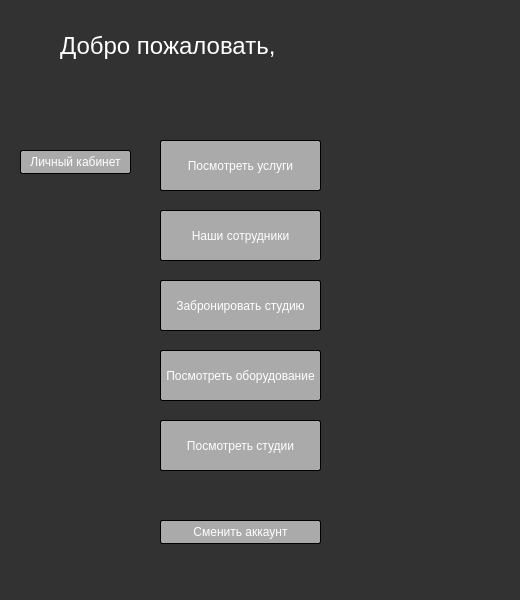
This is mainwindow.ui in artik0811/ud_kursach as Qt 5 draws it before an edit. The edited form follows.
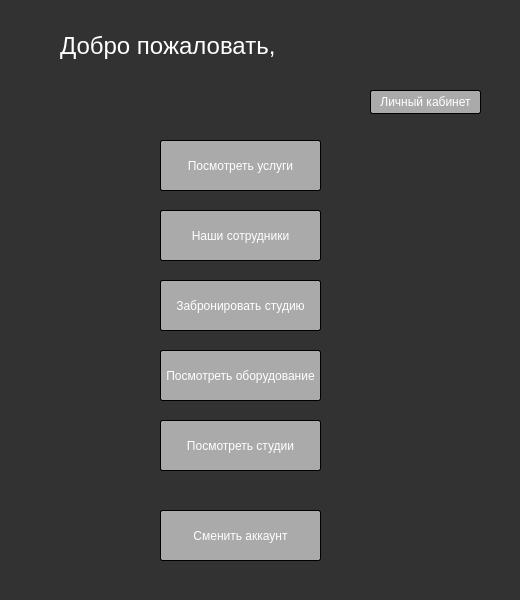
This is the edited form.

Patch:
```diff
--- a/mainwindow.ui
+++ b/mainwindow.ui
@@ -150,8 +150,8 @@
    <widget class="QPushButton" name="pushButton_9">
     <property name="geometry">
      <rect>
-      <x>20</x>
-      <y>150</y>
+      <x>370</x>
+      <y>90</y>
       <width>111</width>
       <height>24</height>
      </rect>
@@ -177,9 +177,9 @@
     <property name="geometry">
      <rect>
       <x>160</x>
-      <y>520</y>
+      <y>510</y>
       <width>161</width>
-      <height>24</height>
+      <height>51</height>
      </rect>
     </property>
     <property name="styleSheet">
```
